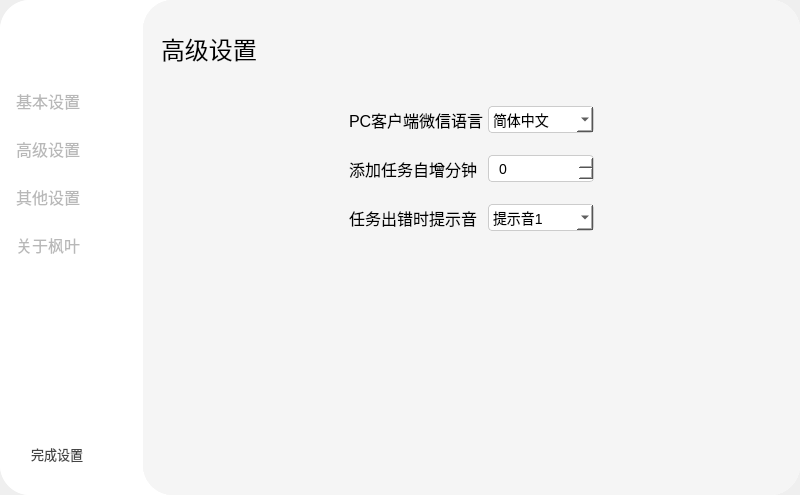
Before: the Qt Designer form Ui_SettingWindow.ui in YangShengzhou03/LeafAuto, drawn with Qt 5.
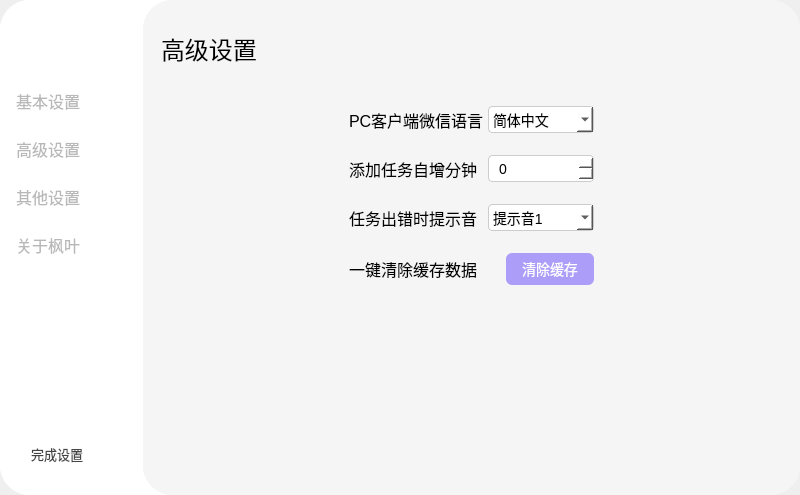
After: the same form once the commit is applied. The open tabs and pages were chosen to show the change. Icons and pictures are not drawn.

Diff of the .ui file:
```diff
--- a/Ui_SettingWindow.ui
+++ b/Ui_SettingWindow.ui
@@ -1037,7 +1037,7 @@
                 <property name="frameShadow">
                  <enum>QFrame::Raised</enum>
                 </property>
-                <layout class="QVBoxLayout" name="verticalLayout_4" stretch="0,1,1,1,0">
+                <layout class="QVBoxLayout" name="verticalLayout_4" stretch="0,1,1,1,1,0">
                  <property name="spacing">
                   <number>22</number>
                  </property>
@@ -1334,6 +1334,73 @@
                    </item>
                   </layout>
                  </item>
+                 <item>
+                  <layout class="QHBoxLayout" name="horizontalLayout_8" stretch="1,0">
+                   <property name="spacing">
+                    <number>0</number>
+                   </property>
+                   <property name="leftMargin">
+                    <number>188</number>
+                   </property>
+                   <property name="rightMargin">
+                    <number>188</number>
+                   </property>
+                   <item>
+                    <widget class="QLabel" name="label_errorAudio_2">
+                     <property name="font">
+                      <font>
+                       <pointsize>12</pointsize>
+                      </font>
+                     </property>
+                     <property name="styleSheet">
+                      <string notr="true">QLabel {
+    color: rgb(0, 0, 0);
+}</string>
+                     </property>
+                     <property name="text">
+                      <string>一键清除缓存数据</string>
+                     </property>
+                    </widget>
+                   </item>
+                   <item>
+                    <widget class="QPushButton" name="pushButton">
+                     <property name="minimumSize">
+                      <size>
+                       <width>88</width>
+                       <height>32</height>
+                      </size>
+                     </property>
+                     <property name="maximumSize">
+                      <size>
+                       <width>88</width>
+                       <height>32</height>
+                      </size>
+                     </property>
+                     <property name="styleSheet">
+                      <string notr="true">QPushButton {
+    background-color: rgba(140, 120, 250, 180);
+    color: white;
+    border: none;
+    border-radius: 6px;
+    font-family: 'Microsoft YaHei';
+    font-size: 14px;
+}
+
+QPushButton:hover {
+    background-color: rgb(140, 120, 255);
+}
+
+QPushButton:pressed {
+    background-color: rgb(140, 100, 255);
+}</string>
+                     </property>
+                     <property name="text">
+                      <string>清除缓存</string>
+                     </property>
+                    </widget>
+                   </item>
+                  </layout>
+                 </item>
                  <item>
                   <spacer name="verticalSpacer">
                    <property name="orientation">
```
